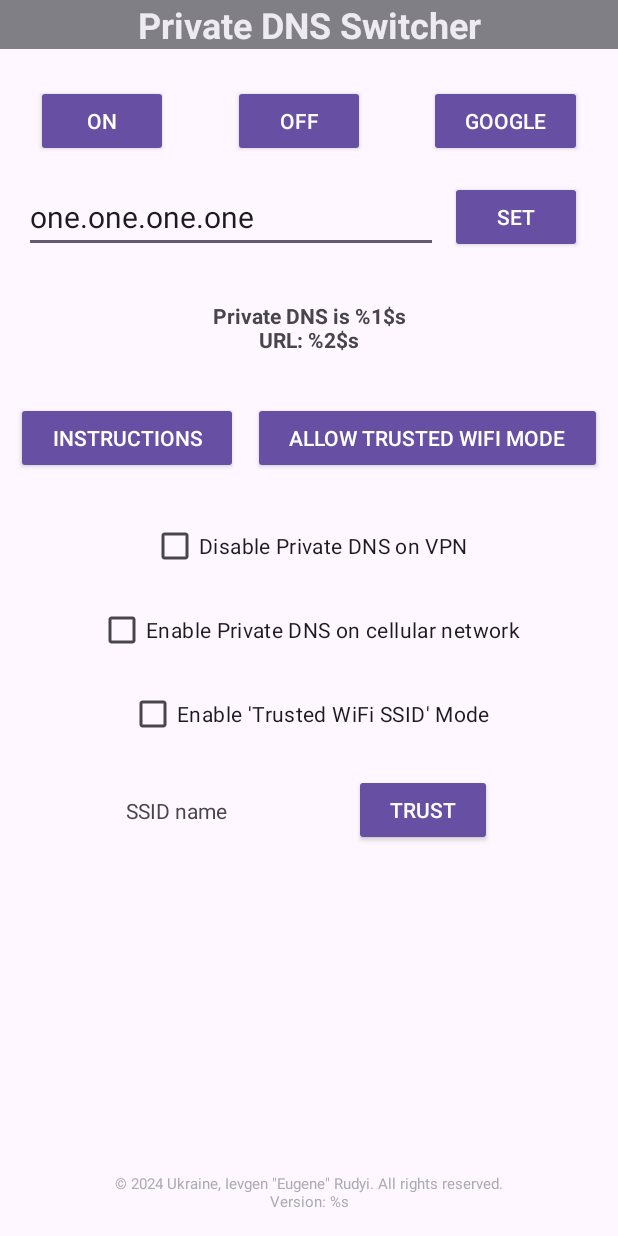
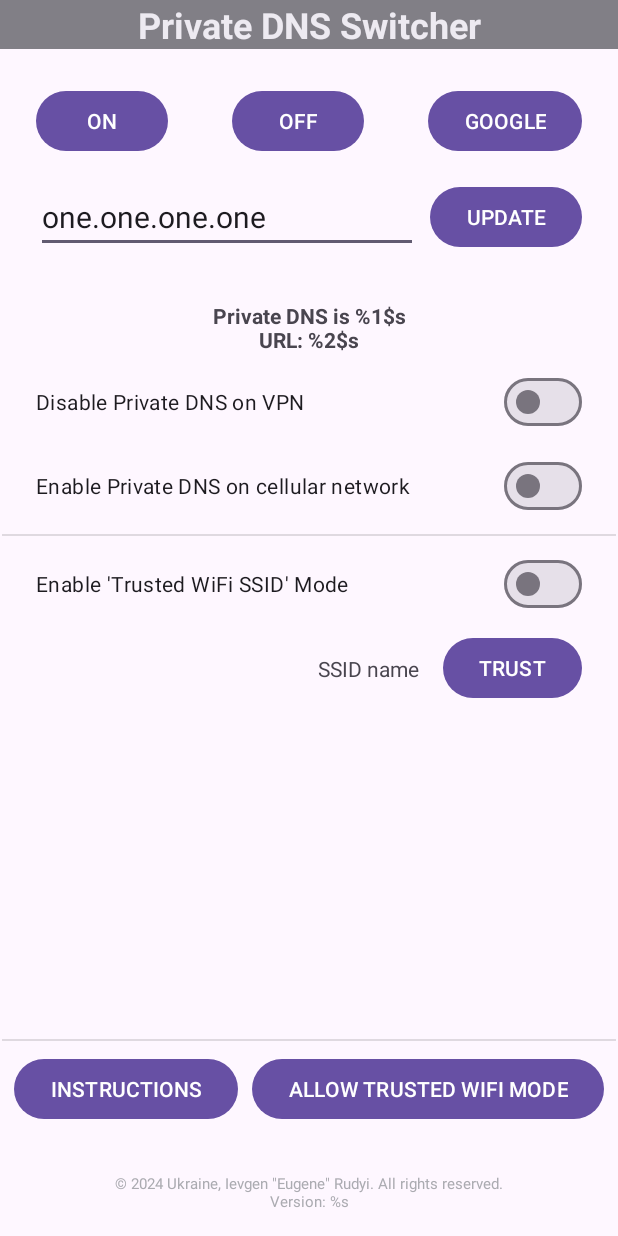
Before and after one commit to rudoyeugene/pdnss, an Android app: the layout activity_main.xml on its own in the app's theme, with its tools: preview values and no code run, on a phone screen of 412 x 824 dp. Run offline under Robolectric (Android 15) with nearby library versions, the light colour scheme and no system bars.

Commit message:
material design

```diff
--- a/app/build.gradle
+++ b/app/build.gradle
@@ -11,8 +11,8 @@ android {
         applicationId "com.rudyii.pdnss"
         minSdk 29
         targetSdk 34
-        versionCode 146
-        versionName "1.4.6"
+        versionCode 147
+        versionName "1.4.7"
 
         testInstrumentationRunner "androidx.test.runner.AndroidJUnitRunner"
     }
--- a/app/src/main/res/layout/activity_main.xml
+++ b/app/src/main/res/layout/activity_main.xml
@@ -6,7 +6,7 @@
     android:layout_height="match_parent"
     tools:context=".activities.ActivityMain">
 
-    <TextView
+    <com.google.android.material.textview.MaterialTextView
         android:id="@+id/txtLabel"
         android:layout_width="0dp"
         android:layout_height="wrap_content"
@@ -14,7 +14,7 @@
         android:background="@color/material_dynamic_neutral20"
         android:text="@string/txt_app_name"
         android:textAlignment="center"
-        android:textAppearance="@style/TextAppearance.AppCompat.Large"
+        android:textAppearance="@style/TextAppearance.Material3.TitleLarge"
         android:textColor="@color/material_dynamic_neutral90"
         android:textSize="24sp"
         android:textStyle="bold"
@@ -23,13 +23,13 @@
         app:layout_constraintStart_toStartOf="parent"
         app:layout_constraintTop_toTopOf="parent" />
 
-    <TextView
+    <com.google.android.material.textview.MaterialTextView
         android:id="@+id/txtDnsState"
         android:layout_width="0dp"
         android:layout_height="wrap_content"
-        android:layout_marginStart="8dp"
+        android:layout_marginStart="24dp"
         android:layout_marginTop="32dp"
-        android:layout_marginEnd="8dp"
+        android:layout_marginEnd="24dp"
         android:text="@string/txt_dns_state_details_text"
         android:textAlignment="center"
         android:textStyle="bold"
@@ -38,7 +38,7 @@
         app:layout_constraintStart_toStartOf="parent"
         app:layout_constraintTop_toBottomOf="@+id/editTxtDsnHost" />
 
-    <TextView
+    <com.google.android.material.textview.MaterialTextView
         android:id="@+id/txtCopyrights"
         android:layout_width="0dp"
         android:layout_height="wrap_content"
@@ -51,20 +51,18 @@
         app:layout_constraintEnd_toEndOf="parent"
         app:layout_constraintStart_toStartOf="parent" />
 
-    <TextView
+    <com.google.android.material.textview.MaterialTextView
         android:id="@+id/txtSsidName"
         android:layout_width="wrap_content"
         android:layout_height="wrap_content"
-        android:layout_marginTop="16dp"
+        android:layout_marginEnd="16dp"
         android:text="SSID name"
         app:layout_constraintBottom_toBottomOf="@+id/btnTrustWiFi"
         app:layout_constraintEnd_toStartOf="@+id/btnTrustWiFi"
-        app:layout_constraintStart_toStartOf="parent"
-        app:layout_constraintTop_toBottomOf="@+id/cbTrustWiFi" />
+        app:layout_constraintTop_toTopOf="@+id/btnTrustWiFi" />
 
-    <Button
+    <com.google.android.material.button.MaterialButton
         android:id="@+id/btnOn"
-        style="@style/Widget.AppCompat.Button.Colored"
         android:layout_width="wrap_content"
         android:layout_height="wrap_content"
         android:layout_marginStart="24dp"
@@ -73,9 +71,8 @@
         app:layout_constraintStart_toStartOf="parent"
         app:layout_constraintTop_toBottomOf="@+id/txtLabel" />
 
-    <Button
+    <com.google.android.material.button.MaterialButton
         android:id="@+id/btnOff"
-        style="@style/Widget.AppCompat.Button.Colored"
         android:layout_width="wrap_content"
         android:layout_height="wrap_content"
         android:layout_marginTop="24dp"
@@ -84,9 +81,8 @@
         app:layout_constraintStart_toEndOf="@+id/btnOn"
         app:layout_constraintTop_toBottomOf="@+id/txtLabel" />
 
-    <Button
+    <com.google.android.material.button.MaterialButton
         android:id="@+id/btnGoogle"
-        style="@style/Widget.AppCompat.Button.Colored"
         android:layout_width="wrap_content"
         android:layout_height="wrap_content"
         android:layout_marginTop="24dp"
@@ -95,87 +91,89 @@
         app:layout_constraintEnd_toEndOf="parent"
         app:layout_constraintTop_toBottomOf="@+id/txtLabel" />
 
-    <Button
+    <com.google.android.material.button.MaterialButton
         android:id="@+id/btnSet"
-        style="@style/Widget.AppCompat.Button.Colored"
         android:layout_width="wrap_content"
         android:layout_height="wrap_content"
         android:layout_marginTop="16dp"
         android:layout_marginEnd="24dp"
-        android:text="SET"
+        android:text="UPDATE"
         app:layout_constraintEnd_toEndOf="parent"
         app:layout_constraintTop_toBottomOf="@+id/btnGoogle" />
 
-    <Button
+    <com.google.android.material.button.MaterialButton
         android:id="@+id/btnInstructions"
-        style="@style/Widget.AppCompat.Button.Colored"
         android:layout_width="wrap_content"
         android:layout_height="wrap_content"
-        android:layout_marginTop="32dp"
+        android:layout_marginBottom="32dp"
         android:text="INSTRUCTIONS"
+        app:layout_constraintBottom_toTopOf="@+id/txtCopyrights"
         app:layout_constraintEnd_toStartOf="@+id/btnPermissions"
         app:layout_constraintHorizontal_bias="0.498"
+        app:layout_constraintStart_toStartOf="parent" />
+
+    <com.google.android.material.button.MaterialButton
+        android:id="@+id/btnTrustWiFi"
+        android:layout_width="wrap_content"
+        android:layout_height="wrap_content"
+        android:layout_marginTop="8dp"
+        android:layout_marginEnd="24dp"
+        android:text="TRUST"
+        app:layout_constraintEnd_toEndOf="parent"
+        app:layout_constraintTop_toBottomOf="@+id/cbTrustWiFi" />
+
+    <com.google.android.material.button.MaterialButton
+        android:id="@+id/btnPermissions"
+        android:layout_width="wrap_content"
+        android:layout_height="wrap_content"
+        android:text="ALLOW TRUSTED WIFI MODE"
+        app:layout_constraintBottom_toBottomOf="@+id/btnInstructions"
+        app:layout_constraintEnd_toEndOf="parent"
+        app:layout_constraintStart_toEndOf="@+id/btnInstructions"
+        app:layout_constraintTop_toTopOf="@+id/btnInstructions" />
+
+    <com.google.android.material.materialswitch.MaterialSwitch
+        android:id="@+id/cbTrustWiFi"
+        android:layout_width="0dp"
+        android:layout_height="wrap_content"
+        android:layout_marginStart="24dp"
+        android:layout_marginTop="8dp"
+        android:layout_marginEnd="24dp"
+        android:text="@string/btn_trust_wifi"
+        app:layout_constraintEnd_toEndOf="parent"
+        app:layout_constraintStart_toStartOf="parent"
+        app:layout_constraintTop_toBottomOf="@+id/divider" />
+
+
+    <com.google.android.material.materialswitch.MaterialSwitch
+        android:id="@+id/cbDisableForVpn"
+        android:layout_width="0dp"
+        android:layout_height="wrap_content"
+        android:layout_marginStart="24dp"
+        android:layout_marginTop="8dp"
+        android:layout_marginEnd="24dp"
+        android:text="@string/chkb_disable_on_vpn"
+        app:layout_constraintEnd_toEndOf="parent"
         app:layout_constraintStart_toStartOf="parent"
         app:layout_constraintTop_toBottomOf="@+id/txtDnsState" />
 
-    <Button
-        android:id="@+id/btnTrustWiFi"
-        style="@style/Widget.AppCompat.Button.Colored"
-        android:layout_width="wrap_content"
+    <com.google.android.material.materialswitch.MaterialSwitch
+        android:id="@+id/cbEnableForCellular"
+        android:layout_width="0dp"
         android:layout_height="wrap_content"
-        android:layout_marginTop="16dp"
-        android:text="TRUST"
-        app:layout_constraintEnd_toEndOf="parent"
-        app:layout_constraintStart_toEndOf="@+id/txtSsidName"
-        app:layout_constraintTop_toBottomOf="@+id/cbTrustWiFi" />
-
-    <Button
-        android:id="@+id/btnPermissions"
-        style="@style/Widget.AppCompat.Button.Colored"
-        android:layout_width="wrap_content"
-        android:layout_height="wrap_content"
-        android:layout_marginTop="32dp"
-        android:text="ALLOW TRUSTED WIFI MODE"
-        app:layout_constraintEnd_toEndOf="parent"
-        app:layout_constraintStart_toEndOf="@+id/btnInstructions"
-        app:layout_constraintTop_toBottomOf="@+id/txtDnsState" />
-
-    <CheckBox
-        android:id="@+id/cbTrustWiFi"
-        android:layout_width="wrap_content"
-        android:layout_height="wrap_content"
+        android:layout_marginStart="24dp"
         android:layout_marginTop="8dp"
-        android:text="@string/btn_trust_wifi"
-        app:layout_constraintEnd_toEndOf="parent"
-        app:layout_constraintStart_toStartOf="parent"
-        app:layout_constraintTop_toBottomOf="@+id/cbEnableForCellular" />
-
-
-    <CheckBox
-        android:id="@+id/cbDisableForVpn"
-        android:layout_width="wrap_content"
-        android:layout_height="wrap_content"
-        android:layout_marginTop="24dp"
-        android:text="@string/chkb_disable_on_vpn"
-        app:layout_constraintEnd_toEndOf="parent"
-        app:layout_constraintStart_toStartOf="parent"
-        app:layout_constraintTop_toBottomOf="@+id/btnInstructions" />
-
-    <CheckBox
-        android:id="@+id/cbEnableForCellular"
-        android:layout_width="wrap_content"
-        android:layout_height="wrap_content"
-        android:layout_marginTop="8dp"
+        android:layout_marginEnd="24dp"
         android:text="@string/chkb_enable_on_cellular"
         app:layout_constraintEnd_toEndOf="parent"
         app:layout_constraintStart_toStartOf="parent"
         app:layout_constraintTop_toBottomOf="@+id/cbDisableForVpn" />
 
-    <EditText
+    <com.google.android.material.textfield.TextInputEditText
         android:id="@+id/editTxtDsnHost"
         android:layout_width="0dp"
         android:layout_height="wrap_content"
-        android:layout_marginStart="16dp"
+        android:layout_marginStart="24dp"
         android:layout_marginTop="16dp"
         android:layout_marginEnd="8dp"
         android:ems="10"
@@ -188,4 +186,28 @@
         app:layout_constraintStart_toStartOf="parent"
         app:layout_constraintTop_toBottomOf="@+id/btnOff" />
 
+    <View
+        android:id="@+id/divider"
+        android:layout_width="409dp"
+        android:layout_height="1dp"
+        android:layout_marginStart="1dp"
+        android:layout_marginTop="8dp"
+        android:layout_marginEnd="1dp"
+        android:background="?android:attr/listDivider"
+        app:layout_constraintEnd_toEndOf="parent"
+        app:layout_constraintStart_toStartOf="parent"
+        app:layout_constraintTop_toBottomOf="@+id/cbEnableForCellular" />
+
+    <View
+        android:id="@+id/divider2"
+        android:layout_width="409dp"
+        android:layout_height="1dp"
+        android:layout_marginStart="1dp"
+        android:layout_marginEnd="1dp"
+        android:layout_marginBottom="8dp"
+        android:background="?android:attr/listDivider"
+        app:layout_constraintBottom_toTopOf="@+id/btnInstructions"
+        app:layout_constraintEnd_toEndOf="parent"
+        app:layout_constraintStart_toStartOf="parent" />
+
 </androidx.constraintlayout.widget.ConstraintLayout>
--- a/build.gradle
+++ b/build.gradle
@@ -1,5 +1,5 @@
 // Top-level build file where you can add configuration options common to all sub-projects/modules.
 plugins {
-    id 'com.android.application' version '8.5.0' apply false
-    id 'com.android.library' version '8.5.0' apply false
+    id 'com.android.application' version '8.5.1' apply false
+    id 'com.android.library' version '8.5.1' apply false
 }
```
Also changed, not shown: app/src/main/java/com/rudyii/pdnss/activities/ActivityMain.java (+23 -63 lines).
